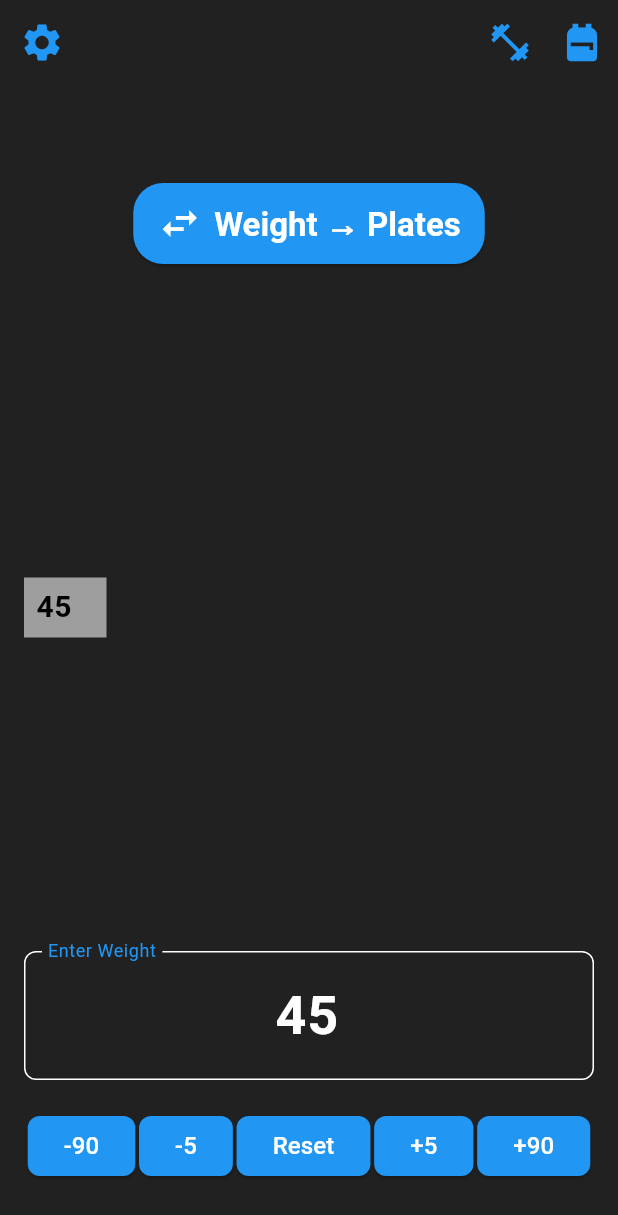
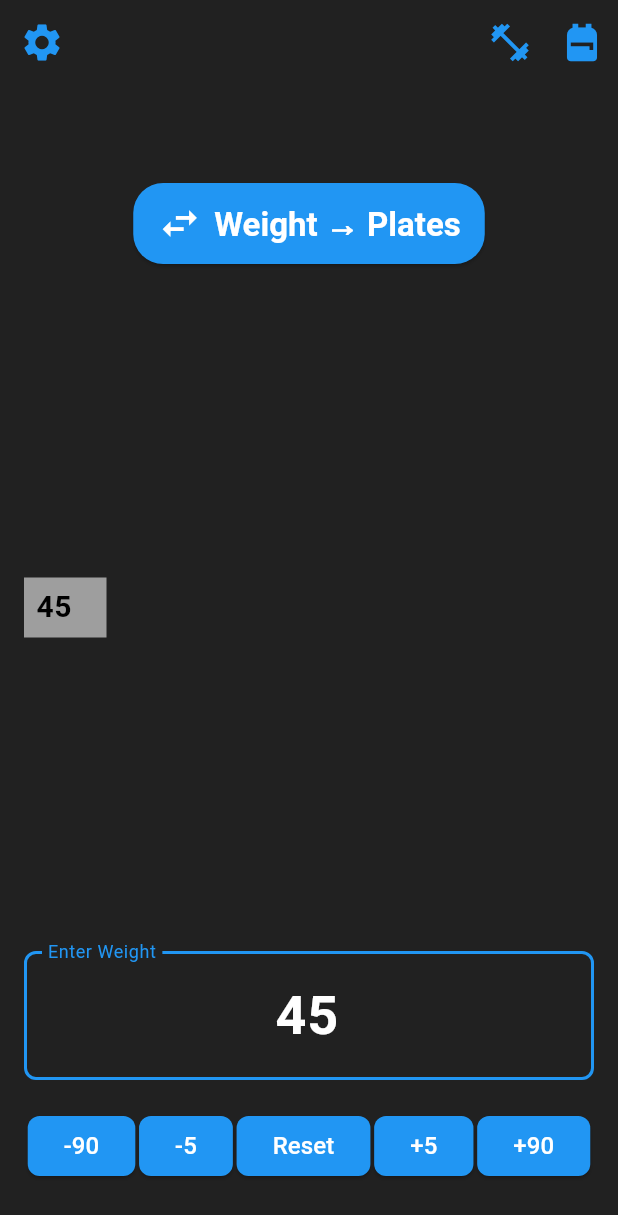
Before and after one commit to Baggins5066/barbellCalculator, a Flutter app: the screen it shows after launch, item 4 of the bottom bar chosen, after a tap on "Reset", on a phone screen of 412 x 824 dp. Shown: the top 1215 px of the screen. Run offline on Flutter 3.47's test engine with Material 3 defaults, Android fonts, the phone set to English and light mode, and no system bars; drawn by our look-alikes of google_mobile_ads; our stand-ins replace in_app_purchase, shared_preferences; network calls fail.

Commit message:
ChatGPT made some under-the-hood improvements.

```diff
--- a/barbell_calculator/lib/main.dart
+++ b/barbell_calculator/lib/main.dart
@@ -12,57 +12,101 @@ void main() {
     DeviceOrientation.portraitUp, // Lock to portrait mode
     DeviceOrientation.portraitDown,
   ]).then((_) {
-    runApp(const BarbellCalculatorApp());
+    runApp(BarbellCalculatorApp());
   });
 }
 
 class BarbellCalculatorApp extends StatelessWidget {
-  const BarbellCalculatorApp({super.key});
+  BarbellCalculatorApp({super.key});
 
-  @override
-  Widget build(BuildContext context) {
-    return MaterialApp(
-      debugShowCheckedModeBanner: false,
-      theme: ThemeData(
-        brightness: Brightness.dark, // Dark theme
-        primaryColor: Colors.grey[900], // Dark grey as main color
+  final ValueNotifier<ThemeMode> themeModeNotifier = ValueNotifier(ThemeMode.dark);
+
+  final ThemeData darkTheme = ThemeData(
+    brightness: Brightness.dark,
+    primaryColor: Colors.grey[900],
     colorScheme: const ColorScheme.dark(
-          primary: Color(0xFF212121), // Dark grey
-          secondary: Colors.blue, // Accent color
+      primary: Color(0xFF212121),
+      secondary: Colors.blue,
     ),
-        scaffoldBackgroundColor: Colors.grey[900], // Dark grey background
+    scaffoldBackgroundColor: Colors.grey[900],
     appBarTheme: const AppBarTheme(
-          backgroundColor: Color(0xFF212121), // Dark grey AppBar background
-          foregroundColor: Colors.blue, // AppBar text/icon color
+      backgroundColor: Color(0xFF212121),
+      foregroundColor: Colors.blue,
     ),
     elevatedButtonTheme: ElevatedButtonThemeData(
       style: ElevatedButton.styleFrom(
-            backgroundColor: Colors.blue, // Button background
-            foregroundColor: Colors.white, // Button text color
+        backgroundColor: Colors.blue,
+        foregroundColor: Colors.white,
       ),
     ),
     textTheme: const TextTheme(
-          bodyLarge: TextStyle(color: Colors.white), // Default text color
+      bodyLarge: TextStyle(color: Colors.white),
       bodyMedium: TextStyle(color: Colors.white),
     ),
     inputDecorationTheme: const InputDecorationTheme(
       filled: true,
-          fillColor: Color(0xFF212121), // Dark grey fill color
+      fillColor: Color(0xFF212121),
       border: OutlineInputBorder(),
-          labelStyle: TextStyle(color: Colors.blue), // Label color
+      labelStyle: TextStyle(color: Colors.blue),
     ),
     switchTheme: SwitchThemeData(
-          thumbColor: WidgetStateProperty.all(Colors.blue), // Switch thumb color
-          trackColor: WidgetStateProperty.all(Colors.blue.withOpacity(0.5)), // Switch track color
+      thumbColor: WidgetStateProperty.all(Colors.blue),
+      trackColor: WidgetStateProperty.all(Colors.blue.withOpacity(0.5)),
     ),
+  );
+
+  final ThemeData lightTheme = ThemeData(
+    brightness: Brightness.light,
+    scaffoldBackgroundColor: Colors.white,
+    appBarTheme: const AppBarTheme(
+      backgroundColor: Colors.white,
+      foregroundColor: Colors.black,
+      iconTheme: IconThemeData(color: Colors.black),
+      titleTextStyle: TextStyle(color: Colors.black, fontSize: 20, fontWeight: FontWeight.bold),
     ),
-      home: const BarbellCalculatorHome(),
+    inputDecorationTheme: const InputDecorationTheme(
+      fillColor: Colors.white,
+      filled: true,
+      border: OutlineInputBorder(),
+      hintStyle: TextStyle(color: Colors.black54),
+    ),
+    dialogBackgroundColor: Colors.white,
+    textTheme: const TextTheme(
+      bodyLarge: TextStyle(color: Colors.black),
+      bodyMedium: TextStyle(color: Colors.black),
+    ),
+    switchTheme: SwitchThemeData(
+      thumbColor: WidgetStateProperty.all(Colors.blue),
+      trackColor: WidgetStateProperty.all(Colors.blue.withOpacity(0.5)),
+    ),
+  );
+
+  @override
+  Widget build(BuildContext context) {
+    return ValueListenableBuilder<ThemeMode>(
+      valueListenable: themeModeNotifier,
+      builder: (context, mode, _) {
+        return MaterialApp(
+          debugShowCheckedModeBanner: false,
+          theme: darkTheme,
+          darkTheme: darkTheme,
+          themeMode: mode,
+          home: BarbellCalculatorHome(
+            onThemeChanged: (isDark) {
+              themeModeNotifier.value = isDark ? ThemeMode.dark : ThemeMode.light;
+            },
+            getIsDarkMode: () => themeModeNotifier.value == ThemeMode.dark,
+          ),
+        );
+      },
     );
   }
 }
 
 class BarbellCalculatorHome extends StatefulWidget {
-  const BarbellCalculatorHome({super.key});
+  final void Function(bool isDark) onThemeChanged;
+  final bool Function() getIsDarkMode;
+  const BarbellCalculatorHome({super.key, required this.onThemeChanged, required this.getIsDarkMode});
 
   @override
   State<BarbellCalculatorHome> createState() => _BarbellCalculatorHomeState();
@@ -149,7 +193,7 @@ class _BarbellCalculatorHomeState extends State<BarbellCalculatorHome> with Sing
     final prefs = await SharedPreferences.getInstance();
     setState(() {
       isDarkMode = prefs.getBool('isDarkMode') ?? true; // Default to true (dark mode)
-      _applyTheme();
+      widget.onThemeChanged(isDarkMode);
     });
   }
 
@@ -219,66 +263,10 @@ class _BarbellCalculatorHomeState extends State<BarbellCalculatorHome> with Sing
     });
   }
 
-  void _applyTheme() {
-    final theme = isDarkMode
-        ? ThemeData(
-            brightness: Brightness.dark,
-            scaffoldBackgroundColor: Colors.grey[900],
-            appBarTheme: const AppBarTheme(
-              backgroundColor: Color(0xFF212121),
-              foregroundColor: Colors.blue,
-              iconTheme: IconThemeData(color: Colors.blue),
-              titleTextStyle: TextStyle(color: Colors.blue, fontSize: 20, fontWeight: FontWeight.bold),
-            ),
-            inputDecorationTheme: const InputDecorationTheme(
-              fillColor: Color(0xFF212121),
-              filled: true,
-              border: OutlineInputBorder(),
-              hintStyle: TextStyle(color: Colors.white70),
-            ),
-            dialogBackgroundColor: Colors.grey[850],
-            textTheme: const TextTheme(
-              bodyLarge: TextStyle(color: Colors.white),
-              bodyMedium: TextStyle(color: Colors.white),
-            ),
-          )
-        : ThemeData(
-            brightness: Brightness.light,
-            scaffoldBackgroundColor: Colors.white,
-            appBarTheme: const AppBarTheme(
-              backgroundColor: Colors.white,
-              foregroundColor: Colors.black,
-              iconTheme: IconThemeData(color: Colors.black),
-              titleTextStyle: TextStyle(color: Colors.black, fontSize: 20, fontWeight: FontWeight.bold),
-            ),
-            inputDecorationTheme: const InputDecorationTheme(
-              fillColor: Colors.white,
-              filled: true,
-              border: OutlineInputBorder(),
-              hintStyle: TextStyle(color: Colors.black54),
-            ),
-            dialogBackgroundColor: Colors.white,
-            textTheme: const TextTheme(
-              bodyLarge: TextStyle(color: Colors.black),
-              bodyMedium: TextStyle(color: Colors.black),
-            ),
-          );
-
-    setState(() {
-      Theme.of(context).copyWith(
-        scaffoldBackgroundColor: theme.scaffoldBackgroundColor,
-        appBarTheme: theme.appBarTheme,
-        inputDecorationTheme: theme.inputDecorationTheme,
-        dialogBackgroundColor: theme.dialogBackgroundColor,
-        textTheme: theme.textTheme,
-      );
-    });
-  }
-
   void _toggleDarkMode(bool value) {
     setState(() {
       isDarkMode = value;
-      _applyTheme();
+      widget.onThemeChanged(value);
       _saveDarkModePreference(value); // Save the preference
     });
   }
@@ -694,7 +682,10 @@ class _BarbellCalculatorHomeState extends State<BarbellCalculatorHome> with Sing
                     title: const Text('Set Barbell Weight'),
                     content: TextField(
                       controller: barWeightController,
-                      keyboardType: TextInputType.number,
+                      keyboardType: TextInputType.numberWithOptions(decimal: true),
+                      inputFormatters: [
+                        FilteringTextInputFormatter.allow(RegExp(r'^[0-9]*\.?[0-9]*')),
+                      ],
                       decoration: const InputDecoration(
                         labelText: 'Barbell Weight',
                         border: OutlineInputBorder(),
@@ -809,7 +800,10 @@ class _BarbellCalculatorHomeState extends State<BarbellCalculatorHome> with Sing
                               Expanded(
                                 child: TextField(
                                   controller: customWeightController,
-                                  keyboardType: TextInputType.number,
+                                  keyboardType: TextInputType.numberWithOptions(decimal: true),
+                                  inputFormatters: [
+                                    FilteringTextInputFormatter.allow(RegExp(r'^[0-9]*\.?[0-9]*')),
+                                  ],
                                   decoration: const InputDecoration(
                                     labelText: 'Add another',
                                     border: OutlineInputBorder(),
@@ -997,7 +991,10 @@ class _BarbellCalculatorHomeState extends State<BarbellCalculatorHome> with Sing
                       const SizedBox(height: 20),
                       TextField(
                         controller: _controller,
-                        keyboardType: TextInputType.number,
+                        keyboardType: TextInputType.numberWithOptions(decimal: true),
+                        inputFormatters: [
+                          FilteringTextInputFormatter.allow(RegExp(r'^[0-9]*\.?[0-9]*')),
+                        ],
                         textAlign: TextAlign.center,
                         style: TextStyle(
                           fontSize: 36,
@@ -1009,6 +1006,24 @@ class _BarbellCalculatorHomeState extends State<BarbellCalculatorHome> with Sing
                           labelStyle: const TextStyle(color: Colors.blue),
                           border: OutlineInputBorder(
                             borderRadius: BorderRadius.circular(8),
+                            borderSide: BorderSide(
+                              color: !_isWeightAchievable ? Colors.red : Colors.blue,
+                              width: 2,
+                            ),
+                          ),
+                          enabledBorder: OutlineInputBorder(
+                            borderRadius: BorderRadius.circular(8),
+                            borderSide: BorderSide(
+                              color: !_isWeightAchievable ? Colors.red : Colors.blue,
+                              width: 2,
+                            ),
+                          ),
+                          focusedBorder: OutlineInputBorder(
+                            borderRadius: BorderRadius.circular(8),
+                            borderSide: BorderSide(
+                              color: !_isWeightAchievable ? Colors.red : Colors.blue,
+                              width: 2,
+                            ),
                           ),
                         ),
                         onChanged: _validateAndSetWeight,
```
Lines whose indentation alone changed are shown as unchanged.
